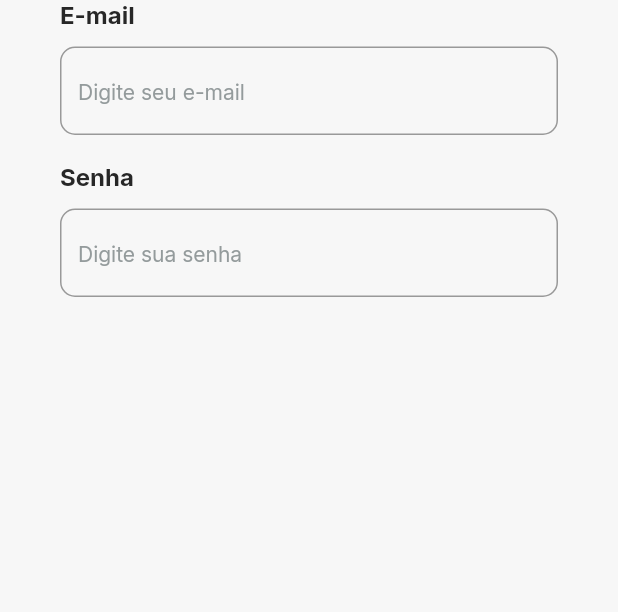
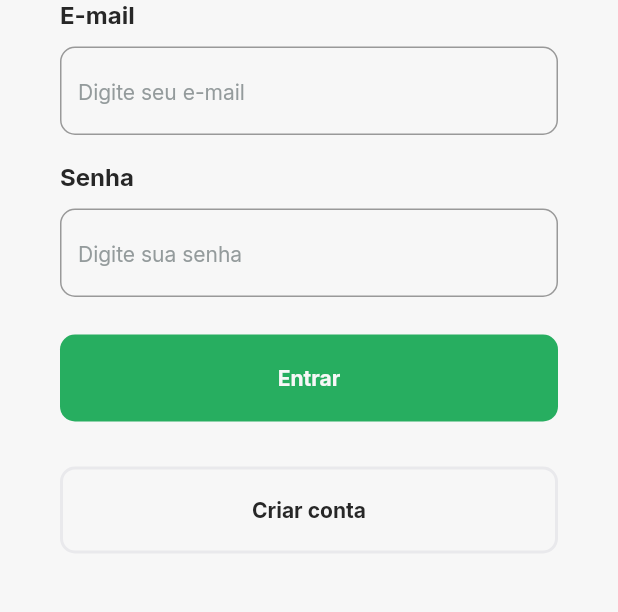
Before and after one commit to mattatito/flutter-race-01, a Flutter app: the screen it shows after launch, on a phone screen of 412 x 824 dp, the part 345-957 px from its top. Run offline on Flutter 3.47's test engine with Material 2 defaults, Android fonts, the phone set to English and light mode, and no system bars; our stand-ins replace google_fonts.

Commit message:
finish login page layout

```diff
--- a/lib/modules/login/login_page.dart
+++ b/lib/modules/login/login_page.dart
@@ -1,4 +1,6 @@
 import 'package:flutter/material.dart';
+import 'package:flutter_race/modules/login/widgets/button/button.dart';
+import 'package:flutter_race/modules/login/widgets/button/button_type_enum.dart';
 import 'package:flutter_race/modules/login/widgets/input_text_widget/input_text.dart';
 import 'package:flutter_race/shared/theme/app_theme.dart';
 
@@ -30,6 +32,37 @@ class LoginPage extends StatelessWidget {
                 label: 'Senha',
                 hint: 'Digite sua senha',
               ),
+              const SizedBox(
+                height: 25,
+              ),
+              Button(
+                label: 'Entrar',
+                onTap: (){},
+                type: ButtonType.fill,
+              ),
+              const SizedBox(
+                height: 30,
+              ),
+              Container(
+                height: 58,
+                width: double.maxFinite,
+                decoration: BoxDecoration(
+                  color: AppTheme.colors.background,
+                  borderRadius: BorderRadius.circular(10),
+                  border: Border.fromBorderSide(
+                    BorderSide(
+                      color: AppTheme.colors.border,
+                      width: 2,
+                    ),
+                  ),
+                ),
+                child: Center(
+                  child: Text(
+                    'Criar conta',
+                    style: AppTheme.textStyles.buttonBoldTextColor,
+                  ),
+                ),
+              ),
             ],
           ),
         ),
--- /dev/null
+++ b/lib/modules/login/widgets/button/button.dart
@@ -0,0 +1,72 @@
+import 'package:flutter/material.dart';
+import 'package:flutter_race/shared/theme/app_theme.dart';
+
+import 'button_type_enum.dart';
+
+class Button extends StatelessWidget {
+  final String label;
+  final VoidCallback onTap;
+  final ButtonType type;
+
+  const Button({
+    Key? key,
+    required this.label,
+    required this.onTap,
+    required this.type,
+  }) : super(key: key);
+
+  TextStyle get textStyle {
+    switch (type) {
+      case ButtonType.fill:
+        return AppTheme.textStyles.buttonBackgroundColor;
+      case ButtonType.outline:
+        return AppTheme.textStyles.buttonBoldTextColor;
+      case ButtonType.none:
+        return AppTheme.textStyles.buttonTextColor;
+      default:
+        throw "INVALID BUTTON TYPE";
+    }
+  }
+
+  BoxDecoration get boxDecoration {
+    switch (type) {
+      case ButtonType.fill:
+        return BoxDecoration(
+            color: AppTheme.colors.primary,
+            borderRadius: BorderRadius.circular(10));
+      case ButtonType.outline:
+        return BoxDecoration(
+            color: Colors.transparent,
+            border: Border.fromBorderSide(
+                BorderSide(color: AppTheme.colors.border, width: 1.5)),
+            borderRadius: BorderRadius.circular(10));
+      case ButtonType.none:
+        return const BoxDecoration(
+          color: Colors.transparent,
+        );
+      default:
+        throw "INVALID BUTTON TYPE";
+    }
+  }
+
+  @override
+  Widget build(BuildContext context) {
+    return InkWell(
+      onTap: () {},
+      child: Container(
+        height: 58,
+        width: double.maxFinite,
+        decoration: BoxDecoration(
+          color: AppTheme.colors.primary,
+          borderRadius: BorderRadius.circular(10),
+        ),
+        child: Center(
+          child: Text(
+            label,
+            style: textStyle,
+          ),
+        ),
+      ),
+    );
+  }
+}
--- /dev/null
+++ b/lib/modules/login/widgets/button/button_type_enum.dart
@@ -0,0 +1,5 @@
+enum ButtonType {
+  fill,
+  outline,
+  none,
+}
```
